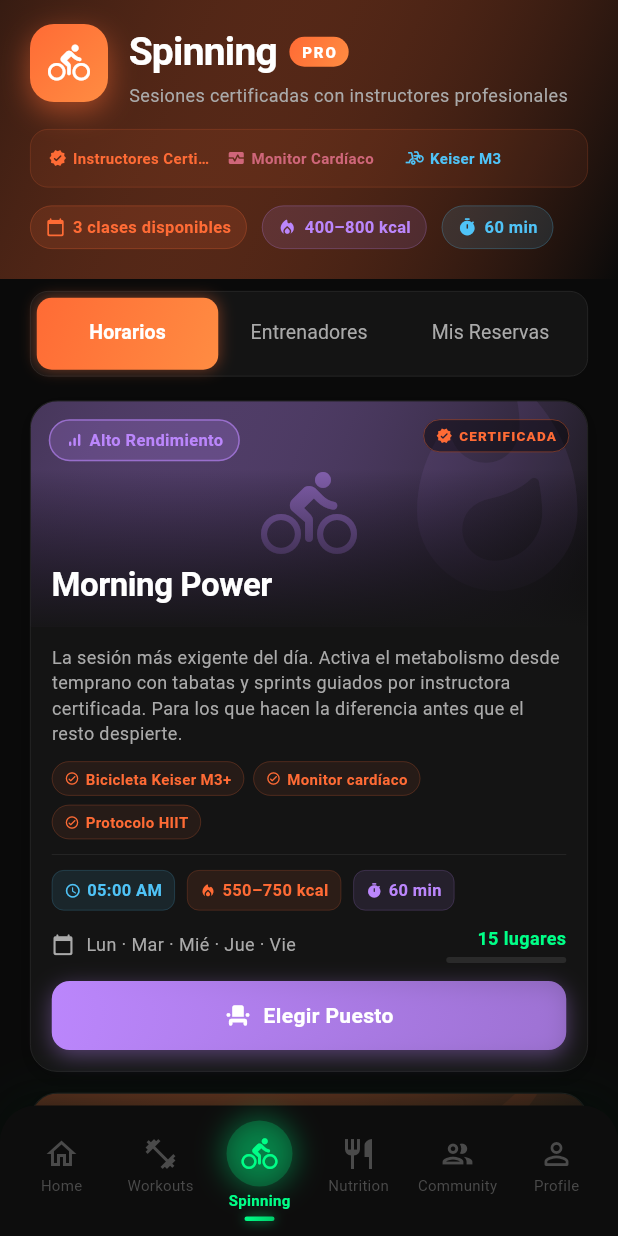
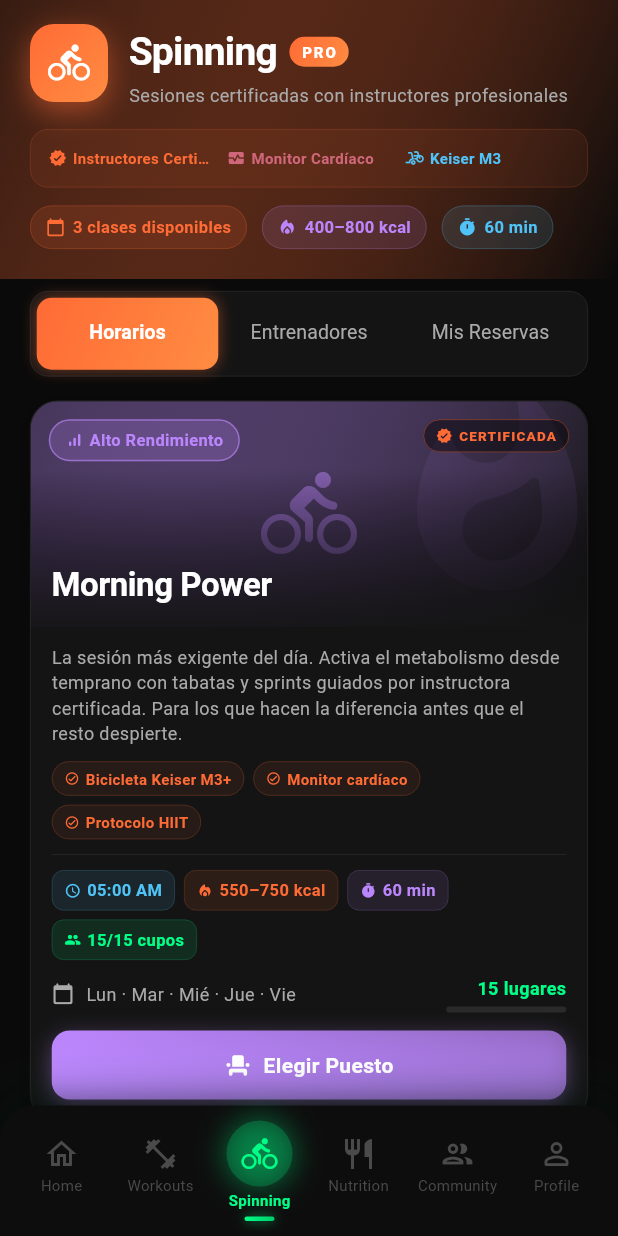
Before and after one commit to vallejoj203k/Mega_vital, a Flutter app: the screen it shows once a user with an empty profile is signed in, item 3 of the bottom bar chosen, on a phone screen of 412 x 824 dp. Run offline on Flutter 3.47's test engine with Material 3 defaults, Android fonts, the phone set to English and light mode, and no system bars; our stand-ins replace image_picker, shared_preferences, supabase_flutter; accounts and stored records are empty; network calls fail.

Commit message:
feat: columna de cupos en tarjetas de spinning
Agrega InfoPill de cupos junto a hora, calorías y duración.
Color dinámico: verde (disponible), naranja (≤3 cupos), rojo (lleno).
Row cambiado a Wrap para manejar el espacio sin overflow.

https://claude.ai/code/session_013SpnVByXhrve7ncTsvX3ux

```diff
--- a/lib/presentation/screens/spinning/spinning_screen.dart
+++ b/lib/presentation/screens/spinning/spinning_screen.dart
@@ -714,24 +714,35 @@ class _ClassCard extends StatelessWidget {
                 // Divisor
                 Container(height: 0.5, color: AppColors.border),
                 const SizedBox(height: 10),
-                Row(
+                Wrap(
+                  spacing: 6,
+                  runSpacing: 6,
                   children: [
                     _InfoPill(
                       icon: Icons.access_time_rounded,
                       label: cls.time,
                       color: AppColors.accentBlue,
                     ),
-                    const SizedBox(width: 8),
                     _InfoPill(
                       icon: Icons.local_fire_department_rounded,
                       label: '${cls.caloriesMin}–${cls.caloriesMax} kcal',
                       color: AppColors.accentOrange,
                     ),
-                    const SizedBox(width: 8),
                     _InfoPill(
                       icon: Icons.timer_rounded,
                       label: '${cls.durationMinutes} min',
                       color: AppColors.accentPurple,
+                    ),
+                    _InfoPill(
+                      icon: Icons.people_rounded,
+                      label: isFull
+                          ? 'Sin cupos'
+                          : '${cls.availableSpots}/${cls.totalSpots} cupos',
+                      color: isFull
+                          ? AppColors.error
+                          : cls.availableSpots <= 3
+                              ? AppColors.warning
+                              : AppColors.primary,
                     ),
                   ],
                 ),
```
